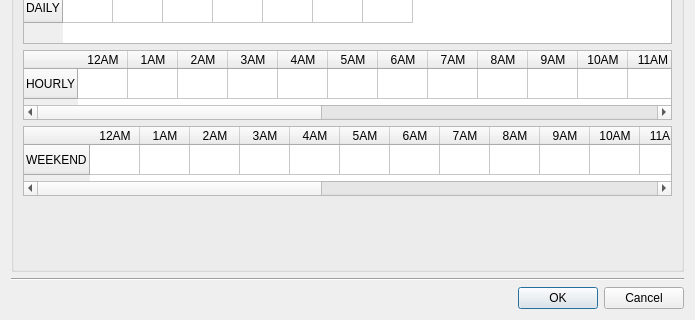
The window that core/ui/toolbars/epa/nonvisual_pattern_ud.ui (Giswater/giswater_qgis_plugin) describes before a commit, drawn with Qt 5; both pictures show x 0 to 695 and y 350 to 670 of the 695 by 670 pixel window.
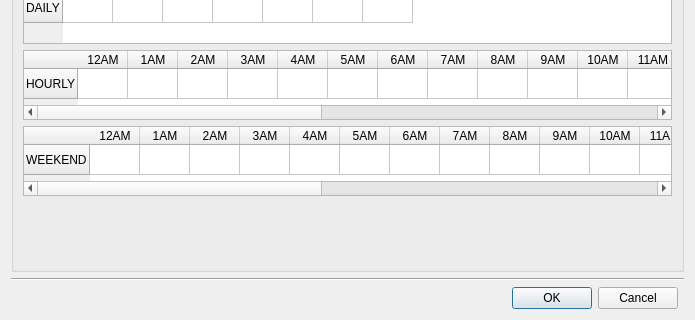
The same window after the commit.

Commit message: style(ui): add lyt_buttons QGridLayout for all dialogs.

Patch:
```diff
--- a/core/ui/toolbars/epa/nonvisual_pattern_ud.ui
+++ b/core/ui/toolbars/epa/nonvisual_pattern_ud.ui
@@ -14,12 +14,19 @@
    <string>Pattern Editor</string>
   </property>
   <layout class="QGridLayout" name="verticalLayout_4">
-   <item row="2" column="0" colspan="2">
-    <layout class="QHBoxLayout" name="horizontalLayout">
-     <property name="sizeConstraint">
-      <enum>QLayout::SetDefaultConstraint</enum>
+   <item row="2" column="0">
+    <layout class="QGridLayout" name="lyt_buttons">
+     <property name="topMargin">
+      <number>0</number>
      </property>
-     <item>
+     <item row="0" column="1">
+      <widget class="QPushButton" name="btn_accept">
+       <property name="text">
+        <string>OK</string>
+       </property>
+      </widget>
+     </item>
+     <item row="0" column="0">
       <spacer name="horizontalSpacer">
        <property name="orientation">
         <enum>Qt::Horizontal</enum>
@@ -32,14 +39,7 @@
        </property>
       </spacer>
      </item>
-     <item>
-      <widget class="QPushButton" name="btn_accept">
-       <property name="text">
-        <string>OK</string>
-       </property>
-      </widget>
-     </item>
-     <item>
+     <item row="0" column="2">
       <widget class="QPushButton" name="btn_cancel">
        <property name="text">
         <string>Cancel</string>
```
The commit also changes 58 other files.
